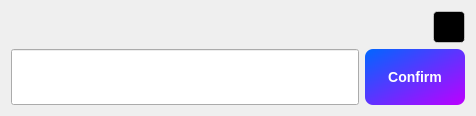
This is ui/name.ui in yechaoGitHub/AI as Qt 5 draws it before an edit. The edited form follows.
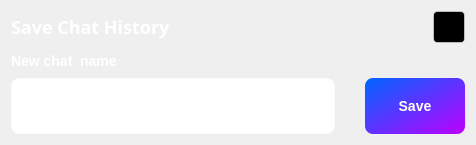
This is the edited form. Icons and pictures are not drawn.

Patch:
```diff
--- a/ui/name.ui
+++ b/ui/name.ui
@@ -7,15 +7,49 @@
     <x>0</x>
     <y>0</y>
     <width>476</width>
-    <height>116</height>
+    <height>145</height>
    </rect>
   </property>
+  <property name="minimumSize">
+   <size>
+    <width>476</width>
+    <height>145</height>
+   </size>
+  </property>
+  <property name="maximumSize">
+   <size>
+    <width>476</width>
+    <height>145</height>
+   </size>
+  </property>
   <property name="windowTitle">
    <string>Form</string>
   </property>
   <layout class="QVBoxLayout" name="verticalLayout">
+   <property name="spacing">
+    <number>8</number>
+   </property>
    <item>
     <layout class="QHBoxLayout" name="horizontalLayout_2">
+     <item>
+      <widget class="QLabel" name="label">
+       <property name="font">
+        <font>
+         <family>微软雅黑</family>
+         <pointsize>-1</pointsize>
+         <bold>true</bold>
+        </font>
+       </property>
+       <property name="styleSheet">
+        <string notr="true">font-size:18px;
+color:rgb(255,255,255);
+font-weight:700;</string>
+       </property>
+       <property name="text">
+        <string>Save Chat History</string>
+       </property>
+      </widget>
+     </item>
      <item>
       <spacer name="horizontalSpacer">
        <property name="orientation">
@@ -68,8 +102,23 @@
      </item>
     </layout>
    </item>
+   <item>
+    <widget class="QLabel" name="label_2">
+     <property name="styleSheet">
+      <string notr="true">font-size:14px;
+color:rgb(255,255,255);
+font-weight:700;</string>
+     </property>
+     <property name="text">
+      <string>New chat  name</string>
+     </property>
+    </widget>
+   </item>
    <item>
     <layout class="QHBoxLayout" name="horizontalLayout">
+     <property name="spacing">
+      <number>30</number>
+     </property>
      <item>
       <widget class="QLineEdit" name="edName">
        <property name="minimumSize">
@@ -84,6 +133,11 @@
          <height>56</height>
         </size>
        </property>
+       <property name="styleSheet">
+        <string notr="true">border:1px solid;
+border-radius:8px;
+border-color:rgba(255,255,255,50%);</string>
+       </property>
       </widget>
      </item>
      <item>
@@ -108,7 +162,7 @@
 border-radius:8px;</string>
        </property>
        <property name="text">
-        <string>Confirm</string>
+        <string>Save</string>
        </property>
       </widget>
      </item>
```
